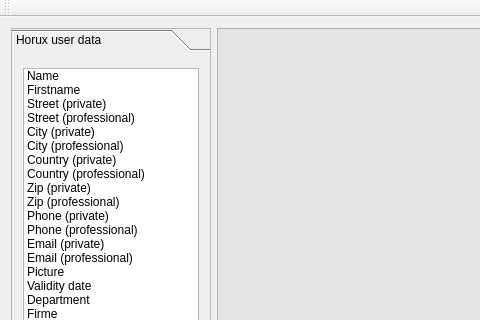
The window that HoruxCardDesigner/horuxdesigner.ui (BackupTheBerlios/horux-svn) describes before a commit, drawn with Qt 5; both pictures show x 0 to 480 and y 0 to 320 of the 790 by 537 pixel window.
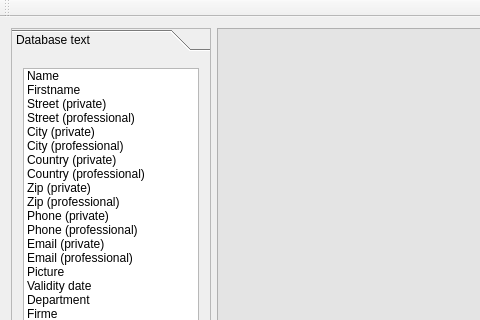
The same window after the commit.

```diff
--- a/HoruxCardDesigner/horuxdesigner.ui
+++ b/HoruxCardDesigner/horuxdesigner.ui
@@ -48,7 +48,7 @@
         </rect>
        </property>
        <attribute name="label">
-        <string>Horux user data</string>
+        <string>Database text</string>
        </attribute>
        <layout class="QGridLayout" name="gridLayout_4">
         <item row="0" column="0">
```
